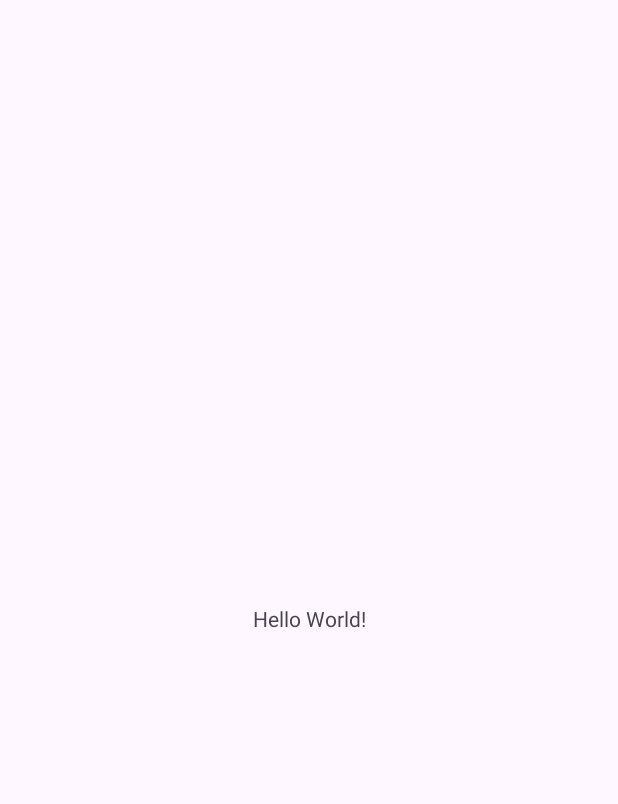
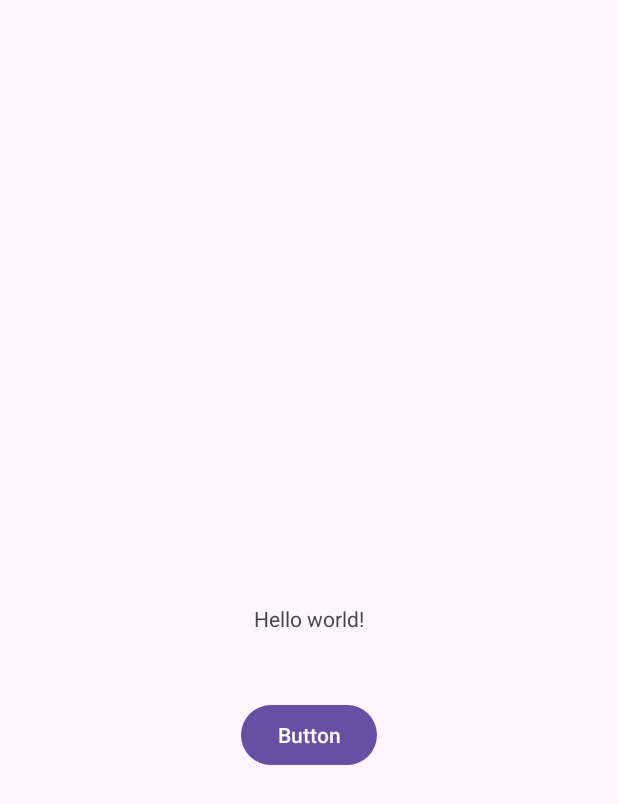
Before and after one commit to domgud/fintech-l1, an Android app: the screen it shows after launch (MainActivity), on a phone screen of 412 x 824 dp. Before the commit the part shown is almost empty. Shown: the top 804 px of the screen. Run offline under Robolectric (Android 15) with nearby library versions, the phone set to English and light mode, and no system bars.

Commit message:
Add change text button

```diff
--- a/app/src/main/java/com/example/fintech_l1/MainActivity.java
+++ b/app/src/main/java/com/example/fintech_l1/MainActivity.java
@@ -3,12 +3,41 @@ package com.example.fintech_l1;
 import androidx.appcompat.app.AppCompatActivity;
 
 import android.os.Bundle;
+import android.widget.Button;
+import android.widget.TextView;
+
+import java.util.Random;
 
 public class MainActivity extends AppCompatActivity {
 
+    private Button textChangeButton;
+    private TextView textViewMain;
+
+
+    private final Random random = new Random();
     @Override
     protected void onCreate(Bundle savedInstanceState) {
         super.onCreate(savedInstanceState);
         setContentView(R.layout.activity_main);
+
+        initializeComponents();
+
+        textChangeButton.setOnClickListener(v -> {
+            onClickChangeText();
+        });
+    }
+
+    private void initializeComponents(){
+        textChangeButton = findViewById(R.id.btnChangeText);
+        textViewMain = findViewById(R.id.tvMain);
+    }
+    private void onClickChangeText(){
+        if (textViewMain.getText().toString().equals(getResources().getString(R.string.initialText))){
+            textViewMain.setText(R.string.newText);
+        }
+        else {
+            textViewMain.setText(R.string.initialText);
+        }
+
     }
 }
--- a/app/src/main/res/layout/activity_main.xml
+++ b/app/src/main/res/layout/activity_main.xml
@@ -7,12 +7,23 @@
     tools:context=".MainActivity">
 
     <TextView
+        android:id="@+id/tvMain"
         android:layout_width="wrap_content"
         android:layout_height="wrap_content"
-        android:text="Hello World!"
+        android:text="@string/initialText"
         app:layout_constraintBottom_toBottomOf="parent"
         app:layout_constraintEnd_toEndOf="parent"
         app:layout_constraintStart_toStartOf="parent"
         app:layout_constraintTop_toTopOf="parent" />
 
+    <Button
+        android:id="@+id/btnChangeText"
+        android:layout_width="wrap_content"
+        android:layout_height="wrap_content"
+        android:layout_marginTop="44dp"
+        android:text="@string/btnChangeTextText"
+        app:layout_constraintEnd_toEndOf="parent"
+        app:layout_constraintStart_toStartOf="parent"
+        app:layout_constraintTop_toBottomOf="@+id/tvMain" />
+
 </androidx.constraintlayout.widget.ConstraintLayout>
--- a/app/src/main/res/values/strings.xml
+++ b/app/src/main/res/values/strings.xml
@@ -1,3 +1,6 @@
 <resources>
     <string name="app_name">fintech-l1</string>
+    <string name="initialText">Hello world!</string>
+    <string name="newText">Hello from the other side</string>
+    <string name="btnChangeTextText">Button</string>
 </resources>
```
